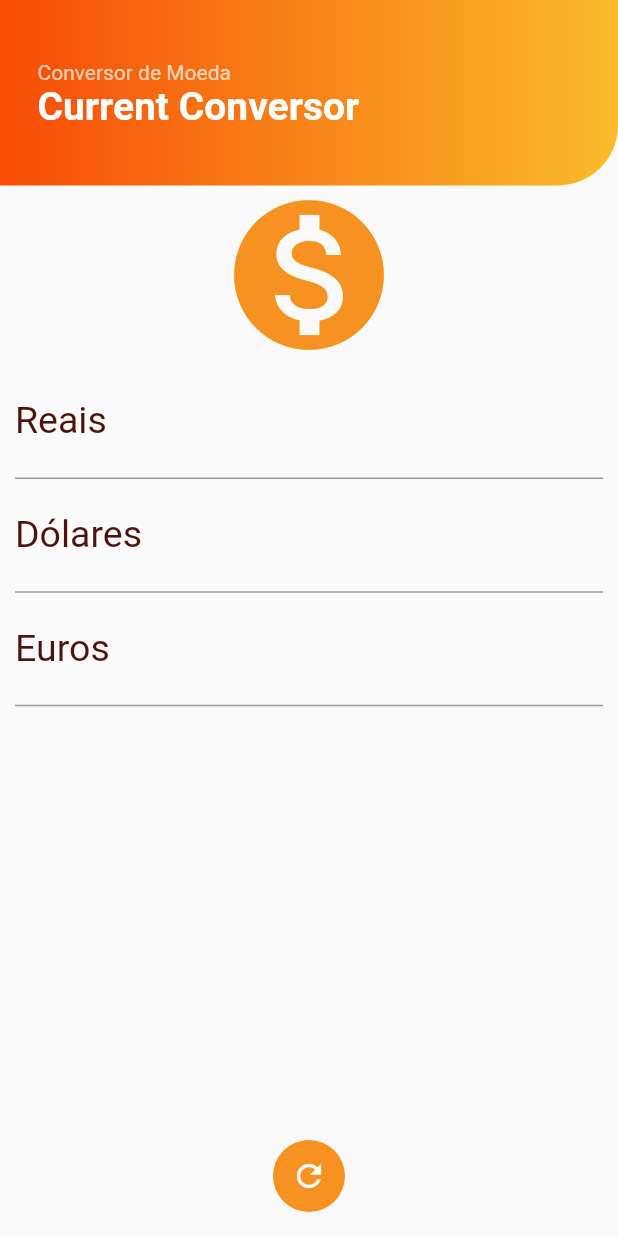
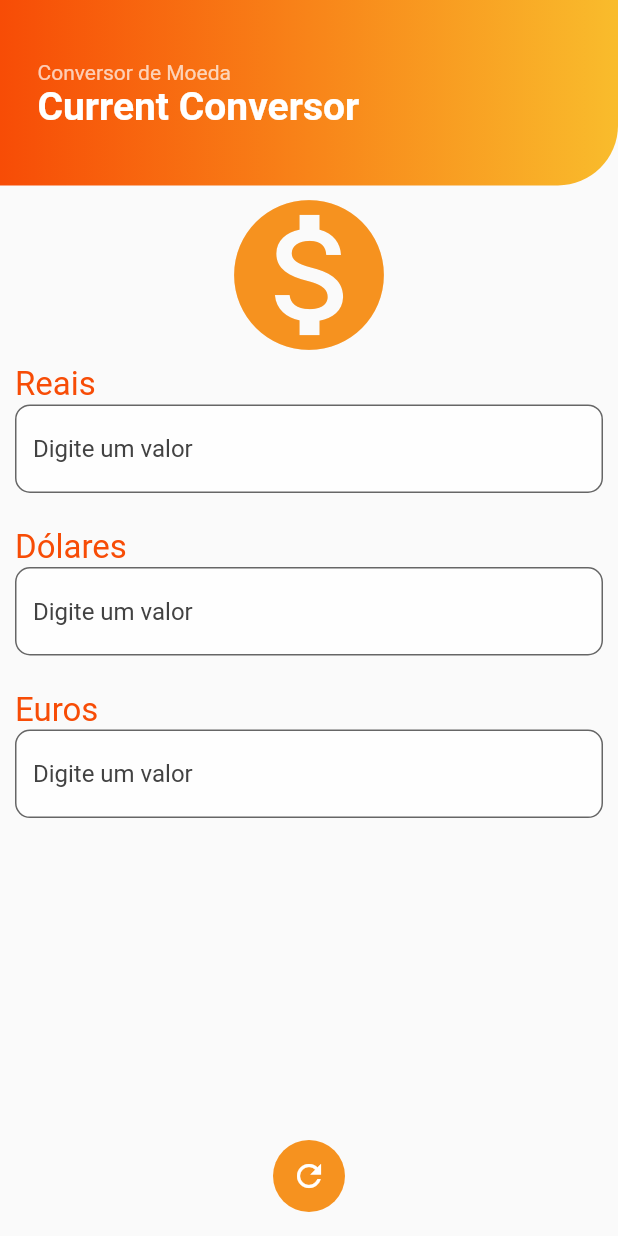
Before and after one commit to SamuelXimenes27/conversor_moedas, a Flutter app: the screen it shows after launch, on a phone screen of 412 x 824 dp. Run offline on Flutter 3.47's test engine with Material 2 defaults, Android fonts, the phone set to English and light mode, and no system bars; our stand-ins replace flutter_modular, mobx; generated files the repository leaves out were written again; network calls fail.

Commit message:
Add textfield component

```diff
--- a/lib/app/modules/home/home_page.dart
+++ b/lib/app/modules/home/home_page.dart
@@ -1,5 +1,4 @@
-import 'dart:developer';
-
+import 'package:conversormoedas/app/modules/shared/widgets/textfield.dart';
 import 'package:flutter/material.dart';
 import 'package:flutter_modular/flutter_modular.dart';
 import '../shared/widgets/appbar.dart';
@@ -47,62 +46,59 @@ class _HomePageState extends State<HomePage> {
                 size: 120.0,
                 color: Color(0xfff6921f),
               ),
-              TextFormField(
-                keyboardType: TextInputType.number,
-                decoration: const InputDecoration(
-                    labelText: "Reais",
-                    labelStyle: TextStyle(
-                      color: Color(0xff4d130a),
-                    ),
-                    hintText: '',
-                    hintStyle: TextStyle(color: Colors.black)),
-                textAlign: TextAlign.center,
-                style: const TextStyle(color: Color(0xffdb36), fontSize: 25.0),
+              CustomTextField(
+                titleInput: 'Reais',
+                colorTitleInput: Color(0xfff74c06),
+                fontSizeTitle: 22,
                 controller: store.realController,
                 onChanged: (value) {
-                  double newDolarValue = double.parse(value) / store.dolarValue;
+                  double newDolarValue =
+                      double.parse(value!) / store.dolarValue;
                   double newEuroValue = double.parse(value) / store.euroValue;
 
+                  // store.realController.text = 'R\$ $value';
+
                   store.dolarController.text =
-                      newDolarValue.toStringAsPrecision(2);
+                      '${newDolarValue.toStringAsPrecision(2)}';
+
                   store.euroController.text =
-                      newEuroValue.toStringAsPrecision(2);
+                      '${newEuroValue.toStringAsPrecision(2)}';
                 },
               ),
-              TextFormField(
-                keyboardType: TextInputType.number,
-                decoration: const InputDecoration(
-                    labelText: "Dólares",
-                    labelStyle: TextStyle(color: Color(0xff4d130a))),
-                textAlign: TextAlign.center,
-                style: const TextStyle(color: Color(0xffdb36), fontSize: 25.0),
+              CustomTextField(
+                titleInput: 'Dólares',
+                colorTitleInput: Color(0xfff74c06),
+                fontSizeTitle: 22,
                 controller: store.dolarController,
                 onChanged: (value) {
-                  double newRealValue = double.parse(value) * store.dolarValue;
+                  double newRealValue = double.parse(value!) * store.dolarValue;
                   double newEuroValue = double.parse(value) / store.euroValue;
 
+                  // store.dolarController.text = '\$ $value';
+
                   store.realController.text =
-                      newRealValue.toStringAsPrecision(2);
+                      '${newRealValue.toStringAsPrecision(2)}';
+
                   store.euroController.text =
-                      newEuroValue.toStringAsPrecision(2);
+                      '${newEuroValue.toStringAsPrecision(2)}';
                 },
               ),
-              TextFormField(
-                keyboardType: TextInputType.number,
-                decoration: const InputDecoration(
-                    labelText: "Euros",
-                    labelStyle: TextStyle(color: Color(0xff4d130a))),
-                textAlign: TextAlign.center,
-                style: const TextStyle(color: Color(0xffdb36), fontSize: 25.0),
+              CustomTextField(
+                titleInput: 'Euros',
+                colorTitleInput: Color(0xfff74c06),
+                fontSizeTitle: 22,
                 controller: store.euroController,
                 onChanged: (value) {
-                  double newRealValue = double.parse(value) * store.euroValue;
+                  double newRealValue = double.parse(value!) * store.euroValue;
                   double newDolarValue = double.parse(value) / store.dolarValue;
 
+                  // store.euroController.text = '€ $value';
+
                   store.realController.text =
-                      newRealValue.toStringAsPrecision(2);
+                      '${newRealValue.toStringAsPrecision(2)}';
+
                   store.dolarController.text =
-                      newDolarValue.toStringAsPrecision(2);
+                      '${newDolarValue.toStringAsPrecision(2)}';
                 },
               ),
             ],
@@ -122,7 +118,9 @@ class _HomePageState extends State<HomePage> {
           splashRadius: 48.0 / 2,
           iconSize: 48.0 / 2,
           icon: Icon(Icons.refresh, color: Colors.white),
-          onPressed: () {},
+          onPressed: () {
+            store.resetFields();
+          },
         ),
       ),
       floatingActionButtonLocation: FloatingActionButtonLocation.centerFloat,
--- /dev/null
+++ b/lib/app/modules/shared/widgets/textfield.dart
@@ -0,0 +1,75 @@
+import 'package:flutter/material.dart';
+import 'package:flutter/services.dart';
+
+class CustomTextField extends StatelessWidget {
+  CustomTextField(
+      {Key? key,
+      this.controller,
+      this.onTap,
+      this.labelText,
+      this.keyboardType = TextInputType.number,
+      this.inputFormatters,
+      this.height,
+      this.titleInput,
+      this.fontSizeTitle,
+      this.colorTitleInput,
+      this.inputColor,
+      this.colorFillInput,
+      this.suffixIcon,
+      this.isFinal = false,
+      this.onChanged})
+      : super(key: key);
+
+  final TextEditingController? controller;
+  final onTap;
+  final String? labelText;
+  final String? titleInput;
+  final Color? colorTitleInput;
+  final double? fontSizeTitle;
+  final Color? colorFillInput;
+  final TextInputType? keyboardType;
+  final List<TextInputFormatter>? inputFormatters;
+  final double? height;
+  final Widget? suffixIcon;
+  final Color? inputColor;
+  final bool? isFinal;
+  final void Function(String?)? onChanged;
+
+  @override
+  Widget build(BuildContext context) {
+    return Column(
+      children: [
+        Align(
+          alignment: Alignment.topLeft,
+          child: Text(
+            titleInput!,
+            style: TextStyle(
+              color: colorTitleInput,
+              fontSize: fontSizeTitle,
+            ),
+          ),
+        ),
+        Container(
+          width: MediaQuery.of(context).size.width / 1,
+          height: MediaQuery.of(context).size.height / 10,
+          child: TextFormField(
+            onChanged: onChanged,
+            keyboardType: keyboardType,
+            controller: controller,
+            onTap: onTap,
+            inputFormatters: inputFormatters,
+            style: TextStyle(color: inputColor),
+            decoration: InputDecoration(
+                border: OutlineInputBorder(
+                  borderRadius: BorderRadius.circular(10.0),
+                ),
+                filled: true,
+                hintStyle: TextStyle(color: Colors.grey[800]),
+                hintText: "Digite um valor",
+                fillColor: Colors.white70),
+          ),
+        ),
+      ],
+    );
+  }
+}
```
